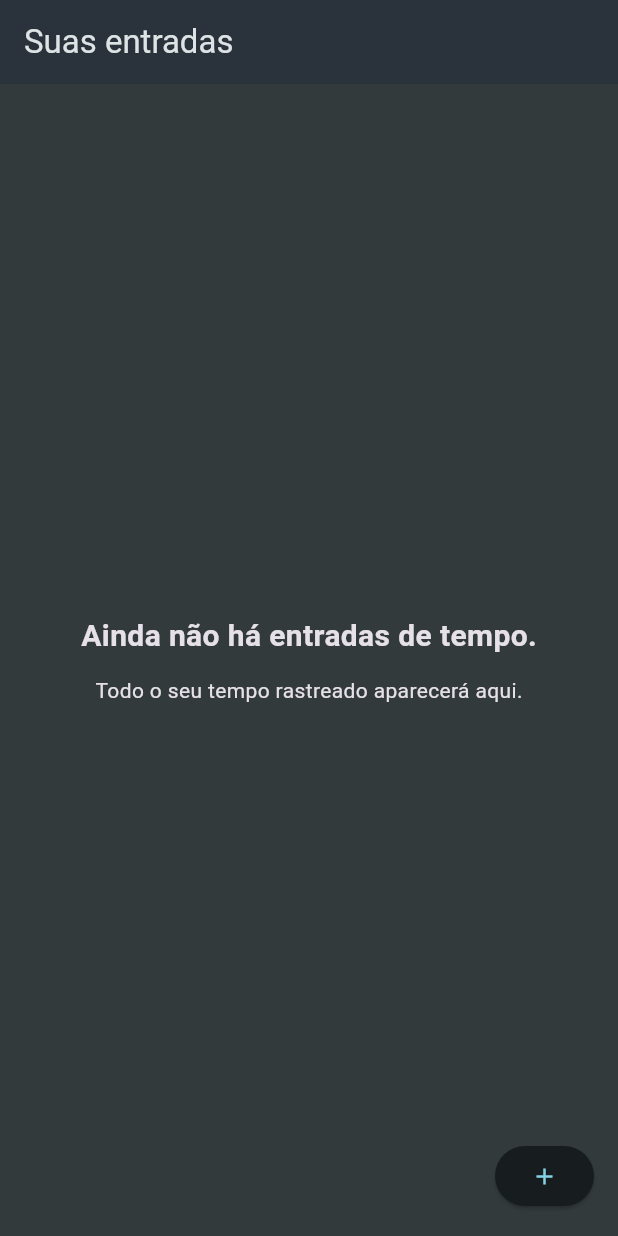
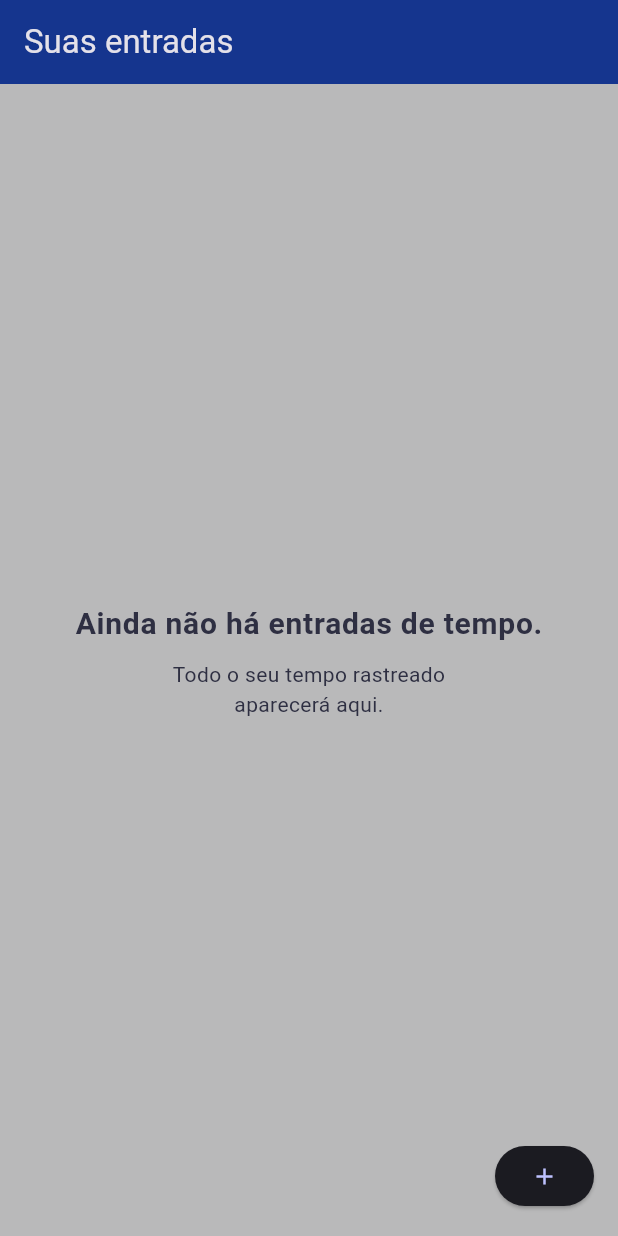
Before and after one commit to Overdrive-Internal-Product-Team/overtimer-mobile, a Flutter app: the screen it shows after launch, on a phone screen of 412 x 824 dp. Run offline on Flutter 3.47's test engine with Material 3 defaults, Android fonts, the light colour scheme and no system bars; our stand-ins replace mask_text_input_formatter.

Commit message:
improving empty entry list screen

```diff
--- a/lib/main.dart
+++ b/lib/main.dart
@@ -12,14 +12,14 @@ class MyApp extends StatelessWidget {
   @override
   Widget build(BuildContext context) {
     return MaterialApp(
-        title: 'Suas entradas',
+        title: 'Overtimer',
         theme: ThemeData.dark().copyWith(
           colorScheme: ColorScheme.fromSeed(
-            seedColor: const Color.fromARGB(255, 147, 229, 250),
+            seedColor: const Color.fromARGB(255, 84, 94, 239),
             brightness: Brightness.dark,
-            surface: const Color.fromARGB(255, 42, 51, 59),
+            surface: const Color.fromARGB(255, 21, 53, 142),
           ),
-          scaffoldBackgroundColor: const Color.fromARGB(255, 50, 58, 60),
+          scaffoldBackgroundColor: const Color.fromARGB(255, 185, 185, 186),
         ),
         home: const IntervalListScreen());
   }
--- a/lib/screens/interval_list.dart
+++ b/lib/screens/interval_list.dart
@@ -35,18 +35,30 @@ class _IntervalListScreenState extends State<IntervalListScreen> {
 
   @override
   Widget build(BuildContext context) {
-    Widget content = const Center(
+    Widget content = Center(
         child: Column(
       mainAxisAlignment: MainAxisAlignment.center,
       children: [
         Text(
           'Ainda não há entradas de tempo.',
-          style: TextStyle(fontSize: 20, fontWeight: FontWeight.bold),
+          style: Theme.of(context).textTheme.bodyLarge!.copyWith(
+              color: Theme.of(context).colorScheme.onSecondary,
+              fontSize: 20,
+              fontWeight: FontWeight.bold),
+        ),
+        const SizedBox(
+          height: 9,
         ),
         SizedBox(
-          height: 12,
+          width: 200,
+          child: Text(
+            'Todo o seu tempo rastreado aparecerá aqui.',
+            style: Theme.of(context).textTheme.bodyMedium!.copyWith(
+                color: Theme.of(context).colorScheme.onSecondary,
+                fontWeight: FontWeight.normal),
+            textAlign: TextAlign.center,
+          ),
         ),
-        Text('Todo o seu tempo rastreado aparecerá aqui.'),
       ],
     ));
 
```
